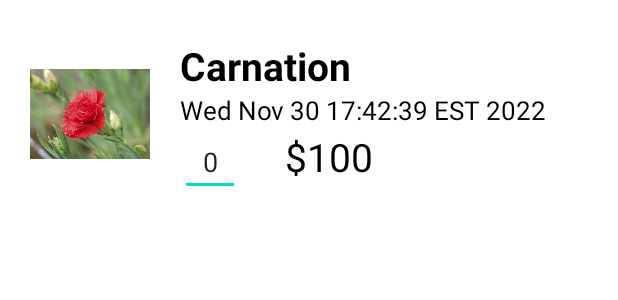
After one commit to xieyz10/AndroidFinalProject, an Android app: the layout orderlist_item.xml on its own in the app's theme, with its tools: preview values and no code run, on a phone screen of 412 x 824 dp. The commit adds this screen. Shown: the top 300 px of the screen. Run offline under Robolectric (Android 15) with nearby library versions, the phone set to English and light mode, and no system bars.

Commit message:
add order page

```diff
--- a/app/src/main/java/com/example/firebase/Entity/Order.kt
+++ b/app/src/main/java/com/example/firebase/Entity/Order.kt
@@ -1,10 +1,13 @@
 package com.example.firebase.Entity
 
 data class Order(
+    var orderId:String,
     var UserId: String,
     var FlowerId: String,
+    var FlowerName: String,
     var Quantity:Int,
     var Cost:Double,
     var OrderDate: String,
-    var Status: String
+    var Status: String,
+    var imageId:Int
 )
--- a/app/src/main/java/com/example/firebase/MainActivity.kt
+++ b/app/src/main/java/com/example/firebase/MainActivity.kt
@@ -38,7 +38,10 @@ class MainActivity : AppCompatActivity() {
                         val user = auth.currentUser
                         val sharedPref: SharedPreferences = this.getSharedPreferences("MyPref", MODE_PRIVATE)
                         val editor: SharedPreferences.Editor = sharedPref.edit()
-                        editor.putString("userId",user?.uid.toString())
+                        editor.putString("userId",user!!.uid.toString())
+                        editor.commit()
+//                        Toast.makeText(baseContext, sharedPref.getString("customerId",""),
+//                            Toast.LENGTH_SHORT).show()
                         var intent = Intent(this@MainActivity, HomeActivity::class.java)
                         startActivity(intent)
                     } else {
--- a/app/src/main/res/layout/activity_productdetails.xml
+++ b/app/src/main/res/layout/activity_productdetails.xml
@@ -74,7 +74,7 @@
             android:layout_width="40dp"
             android:ems="10"
             android:layout_height="wrap_content"
-            android:text="0"
+            android:text="1"
             android:gravity="center"
             />
         <Button
--- /dev/null
+++ b/app/src/main/res/layout/orderlist_item.xml
@@ -0,0 +1,76 @@
+<?xml version="1.0" encoding="utf-8"?>
+<LinearLayout xmlns:android="http://schemas.android.com/apk/res/android"
+    android:layout_width="match_parent"
+    android:layout_height="match_parent"
+    android:orientation="vertical">
+
+    <LinearLayout
+        android:layout_width="match_parent"
+        android:layout_height="wrap_content"
+        android:layout_marginTop="16dp">
+
+        <LinearLayout
+            android:layout_width="wrap_content"
+            android:layout_height="wrap_content"
+            android:layout_marginVertical="10dp"
+            android:orientation="horizontal">
+
+            <ImageView
+                android:id="@+id/imageView_flower"
+                android:layout_width="80dp"
+                android:layout_height="100dp"
+                android:src="@drawable/carnation"
+                android:layout_marginStart="20dp"
+                />
+            <LinearLayout
+                android:layout_width="wrap_content"
+                android:layout_height="wrap_content"
+                android:layout_marginStart="20dp"
+                android:orientation="vertical">
+
+                <TextView
+                    android:id="@+id/textView_flowerName"
+                    android:layout_width="wrap_content"
+                    android:layout_height="wrap_content"
+                    android:text="Carnation"
+                    android:textColor="@color/black"
+                    android:textSize="26dp"
+                    android:textStyle="bold"/>
+                <LinearLayout
+                    android:layout_width="wrap_content"
+                    android:layout_height="wrap_content"
+                    android:orientation="horizontal">
+
+                    <TextView
+                        android:id="@+id/textView_date"
+                        android:layout_width="wrap_content"
+                        android:layout_height="wrap_content"
+                        android:text="Wed Nov 30 17:42:39 EST 2022"
+                        android:textColor="@color/black"
+                        android:textSize="17dp" />
+                </LinearLayout>
+                <LinearLayout
+                    android:layout_width="wrap_content"
+                    android:layout_height="wrap_content"
+                    android:orientation="horizontal">
+                    <EditText
+                        android:id="@+id/editText_quantity"
+                        android:layout_width="40dp"
+                        android:ems="10"
+                        android:layout_height="wrap_content"
+                        android:text="0"
+                        android:gravity="center"/>
+                    <TextView
+                        android:id="@+id/textView_totalcost"
+                        android:layout_width="wrap_content"
+                        android:layout_height="wrap_content"
+                        android:text="$100"
+                        android:textColor="@color/black"
+                        android:textSize="26dp"
+                        android:layout_marginLeft="30dp"/>
+                </LinearLayout>
+            </LinearLayout>
+        </LinearLayout>
+    </LinearLayout>
+
+</LinearLayout>
```
Also changed, not shown: app/src/main/java/com/example/firebase/Adapters/OrderAdapter.kt (added, +33 -0 lines), app/src/main/java/com/example/firebase/ProductDetailsActivity.kt (+30 -3 lines), app/src/main/res/layout/fragment_order.xml (+9 -0 lines).
